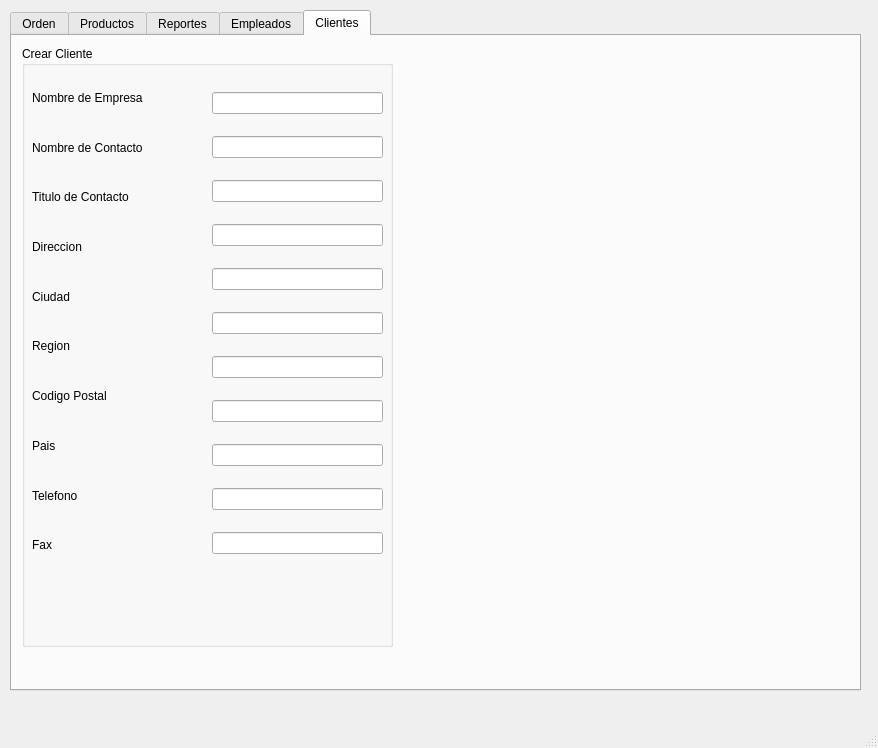
The window that mainwindow.ui (jairoaguilarts/Desktop-App-Proyect) describes before a commit, drawn with Qt 5.
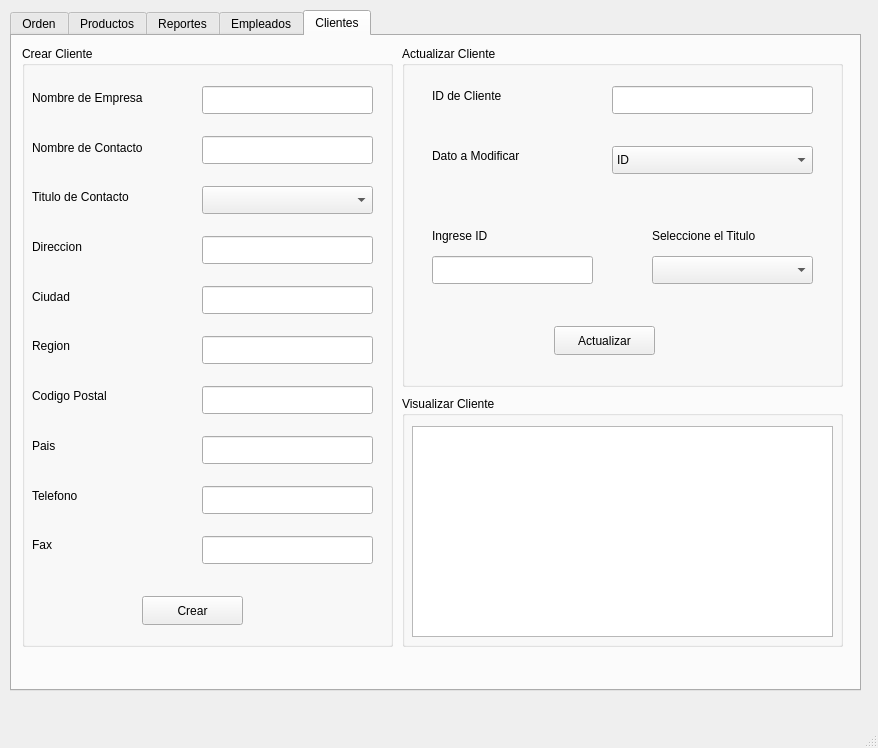
The same window after the commit. The open tabs and pages were chosen to show the change.

Commit message: CRU de Clientes

What changed in the file:
```diff
--- a/mainwindow.ui
+++ b/mainwindow.ui
@@ -1168,50 +1168,309 @@
         </item>
        </layout>
       </widget>
-      <widget class="QWidget" name="verticalLayoutWidget_14">
+      <widget class="QLineEdit" name="CL_LE_NomEmpresa">
        <property name="geometry">
         <rect>
-         <x>190</x>
+         <x>180</x>
+         <y>40</y>
+         <width>171</width>
+         <height>28</height>
+        </rect>
+       </property>
+      </widget>
+      <widget class="QLineEdit" name="CL_LE_NomContacto">
+       <property name="geometry">
+        <rect>
+         <x>180</x>
+         <y>90</y>
+         <width>171</width>
+         <height>28</height>
+        </rect>
+       </property>
+      </widget>
+      <widget class="QLineEdit" name="CL_LE_Direccion">
+       <property name="geometry">
+        <rect>
+         <x>180</x>
+         <y>190</y>
+         <width>171</width>
+         <height>28</height>
+        </rect>
+       </property>
+      </widget>
+      <widget class="QLineEdit" name="CL_LE_Ciudad">
+       <property name="geometry">
+        <rect>
+         <x>180</x>
+         <y>240</y>
+         <width>171</width>
+         <height>28</height>
+        </rect>
+       </property>
+      </widget>
+      <widget class="QLineEdit" name="CL_LE_Region">
+       <property name="geometry">
+        <rect>
+         <x>180</x>
+         <y>290</y>
+         <width>171</width>
+         <height>28</height>
+        </rect>
+       </property>
+      </widget>
+      <widget class="QLineEdit" name="CL_LE_CodPostal">
+       <property name="geometry">
+        <rect>
+         <x>180</x>
+         <y>340</y>
+         <width>171</width>
+         <height>28</height>
+        </rect>
+       </property>
+      </widget>
+      <widget class="QLineEdit" name="CL_LE_Pais">
+       <property name="geometry">
+        <rect>
+         <x>180</x>
+         <y>390</y>
+         <width>171</width>
+         <height>28</height>
+        </rect>
+       </property>
+      </widget>
+      <widget class="QLineEdit" name="CL_LE_Telefono">
+       <property name="geometry">
+        <rect>
+         <x>180</x>
+         <y>440</y>
+         <width>171</width>
+         <height>28</height>
+        </rect>
+       </property>
+      </widget>
+      <widget class="QLineEdit" name="CL_LE_Fax">
+       <property name="geometry">
+        <rect>
+         <x>180</x>
+         <y>490</y>
+         <width>171</width>
+         <height>28</height>
+        </rect>
+       </property>
+      </widget>
+      <widget class="QComboBox" name="CL_CB_TituloContacto">
+       <property name="geometry">
+        <rect>
+         <x>180</x>
+         <y>140</y>
+         <width>171</width>
+         <height>28</height>
+        </rect>
+       </property>
+      </widget>
+      <widget class="QPushButton" name="CL_PB_CrearCliente">
+       <property name="geometry">
+        <rect>
+         <x>120</x>
+         <y>550</y>
+         <width>101</width>
+         <height>29</height>
+        </rect>
+       </property>
+       <property name="text">
+        <string>Crear</string>
+       </property>
+      </widget>
+     </widget>
+     <widget class="QGroupBox" name="groupBox_15">
+      <property name="geometry">
+       <rect>
+        <x>390</x>
+        <y>10</y>
+        <width>441</width>
+        <height>341</height>
+       </rect>
+      </property>
+      <property name="title">
+       <string>Actualizar Cliente</string>
+      </property>
+      <widget class="QComboBox" name="CL_CB_CamposAModificar">
+       <property name="geometry">
+        <rect>
+         <x>210</x>
+         <y>100</y>
+         <width>201</width>
+         <height>28</height>
+        </rect>
+       </property>
+       <item>
+        <property name="text">
+         <string>ID</string>
+        </property>
+       </item>
+       <item>
+        <property name="text">
+         <string>Nombre Compañia</string>
+        </property>
+       </item>
+       <item>
+        <property name="text">
+         <string>Nombre Contacto</string>
+        </property>
+       </item>
+       <item>
+        <property name="text">
+         <string>Titulo Contacto</string>
+        </property>
+       </item>
+       <item>
+        <property name="text">
+         <string>Direccion</string>
+        </property>
+       </item>
+       <item>
+        <property name="text">
+         <string>Ciudad</string>
+        </property>
+       </item>
+       <item>
+        <property name="text">
+         <string>Region</string>
+        </property>
+       </item>
+       <item>
+        <property name="text">
+         <string>Codigo Postal</string>
+        </property>
+       </item>
+       <item>
+        <property name="text">
+         <string>Telefono</string>
+        </property>
+       </item>
+       <item>
+        <property name="text">
+         <string>Fax</string>
+        </property>
+       </item>
+      </widget>
+      <widget class="QLabel" name="label_61">
+       <property name="geometry">
+        <rect>
+         <x>30</x>
+         <y>100</y>
+         <width>91</width>
+         <height>20</height>
+        </rect>
+       </property>
+       <property name="text">
+        <string>Dato a Modificar</string>
+       </property>
+      </widget>
+      <widget class="QLabel" name="label_62">
+       <property name="geometry">
+        <rect>
+         <x>30</x>
+         <y>40</y>
+         <width>81</width>
+         <height>20</height>
+        </rect>
+       </property>
+       <property name="text">
+        <string>ID de Cliente</string>
+       </property>
+      </widget>
+      <widget class="QLineEdit" name="CL_LE_IDCliente">
+       <property name="geometry">
+        <rect>
+         <x>210</x>
+         <y>40</y>
+         <width>201</width>
+         <height>28</height>
+        </rect>
+       </property>
+      </widget>
+      <widget class="QLabel" name="CL_TL_Dato_a_Modificar">
+       <property name="geometry">
+        <rect>
+         <x>30</x>
+         <y>180</y>
+         <width>161</width>
+         <height>20</height>
+        </rect>
+       </property>
+       <property name="text">
+        <string>Ingrese ID</string>
+       </property>
+      </widget>
+      <widget class="QLabel" name="CL_TL_ModTitulo">
+       <property name="geometry">
+        <rect>
+         <x>250</x>
+         <y>180</y>
+         <width>111</width>
+         <height>20</height>
+        </rect>
+       </property>
+       <property name="text">
+        <string>Seleccione el Titulo</string>
+       </property>
+      </widget>
+      <widget class="QPushButton" name="CL_PB_Actualizat">
+       <property name="geometry">
+        <rect>
+         <x>152</x>
+         <y>280</y>
+         <width>101</width>
+         <height>29</height>
+        </rect>
+       </property>
+       <property name="text">
+        <string>Actualizar</string>
+       </property>
+      </widget>
+      <widget class="QLineEdit" name="CL_LE_Modificacion">
+       <property name="geometry">
+        <rect>
+         <x>30</x>
+         <y>210</y>
+         <width>161</width>
+         <height>28</height>
+        </rect>
+       </property>
+      </widget>
+      <widget class="QComboBox" name="CL_CB_TitContacto2">
+       <property name="geometry">
+        <rect>
+         <x>250</x>
+         <y>210</y>
+         <width>161</width>
+         <height>28</height>
+        </rect>
+       </property>
+      </widget>
+     </widget>
+     <widget class="QGroupBox" name="groupBox_16">
+      <property name="geometry">
+       <rect>
+        <x>390</x>
+        <y>360</y>
+        <width>441</width>
+        <height>251</height>
+       </rect>
+      </property>
+      <property name="title">
+       <string>Visualizar Cliente</string>
+      </property>
+      <widget class="QTableView" name="TV_Clientes">
+       <property name="geometry">
+        <rect>
+         <x>10</x>
          <y>30</y>
-         <width>171</width>
-         <height>501</height>
+         <width>421</width>
+         <height>211</height>
         </rect>
        </property>
-       <layout class="QVBoxLayout" name="verticalLayout_14">
-        <item>
-         <widget class="QLineEdit" name="lineEdit"/>
-        </item>
-        <item>
-         <widget class="QLineEdit" name="lineEdit_2"/>
-        </item>
-        <item>
-         <widget class="QLineEdit" name="lineEdit_3"/>
-        </item>
-        <item>
-         <widget class="QLineEdit" name="lineEdit_4"/>
-        </item>
-        <item>
-         <widget class="QLineEdit" name="lineEdit_5"/>
-        </item>
-        <item>
-         <widget class="QLineEdit" name="lineEdit_6"/>
-        </item>
-        <item>
-         <widget class="QLineEdit" name="lineEdit_7"/>
-        </item>
-        <item>
-         <widget class="QLineEdit" name="lineEdit_8"/>
-        </item>
-        <item>
-         <widget class="QLineEdit" name="lineEdit_9"/>
-        </item>
-        <item>
-         <widget class="QLineEdit" name="lineEdit_10"/>
-        </item>
-        <item>
-         <widget class="QLineEdit" name="lineEdit_11"/>
-        </item>
-       </layout>
       </widget>
      </widget>
     </widget>
```
Left out of the diff: 4 changed lines with no effect on the pictures. The commit also changes 2 other files.
